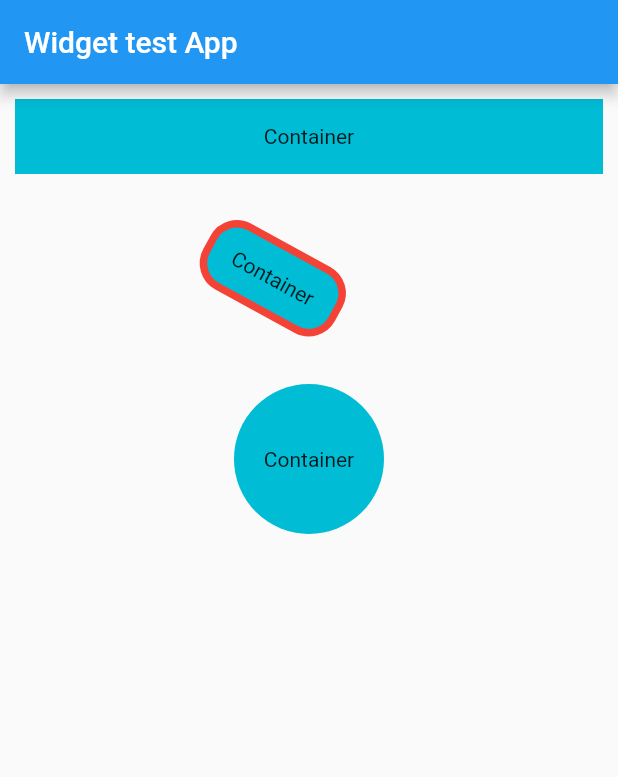
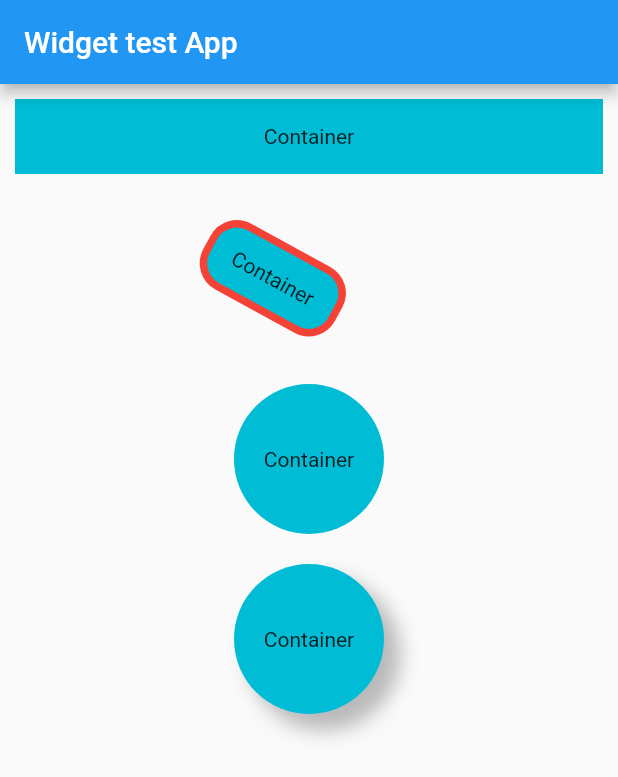
Before and after one commit to trm11tkr/Widget_practice, a Flutter app: the screen it shows after launch, on a phone screen of 412 x 824 dp. Shown: the top 777 px of the screen. Run offline on Flutter 3.47's test engine with Material 2 defaults, Android fonts, the phone set to English and light mode, and no system bars.

Commit message:
立体感が出るContainer追加

```diff
--- a/lib/container_practice.dart
+++ b/lib/container_practice.dart
@@ -66,9 +66,40 @@ class ContainerPractice03 extends StatelessWidget {
         decoration: BoxDecoration( // Containerの見た目を変える
           color: Colors.cyan[500],
           shape: BoxShape.circle,
-
         ),
       ),
     );
   }
 }
+
+
+/// 立体感を出す
+class ContainerPractice04 extends StatelessWidget {
+  const ContainerPractice04({Key? key}) : super(key: key);
+
+  @override
+  Widget build(BuildContext context) {
+    return Center(
+      child: Container(
+        alignment: Alignment.center,
+        margin: const EdgeInsets.all(10.0),
+        padding: const EdgeInsets.all(10.0),
+        width: 100.0,
+        height: 100.0,
+        child: const Text('Container'),
+        decoration: BoxDecoration( // Containerの見た目を変える
+            color: Colors.cyan[500],
+            shape: BoxShape.circle,
+            boxShadow: const [
+              BoxShadow(
+                color: Colors.black26, // 影の色
+                spreadRadius: 1.0, // 影の大きさ
+                blurRadius: 10.0, // 影の不透明度
+                offset: Offset(10, 10), // x軸、y軸をどれだけずらすか
+              ),
+            ]
+        ),
+      ),
+    );
+  }
+}
--- a/lib/main.dart
+++ b/lib/main.dart
@@ -25,6 +25,7 @@ class MyApp extends StatelessWidget {
                 ContainerPractice02(), // 枠線、角度あり、角丸
                 SizedBox(height: 50,), // 垂直方向の余白
                 ContainerPractice03(), // 完全な丸
+                ContainerPractice04(),
               ],
             ),
         ),
```
